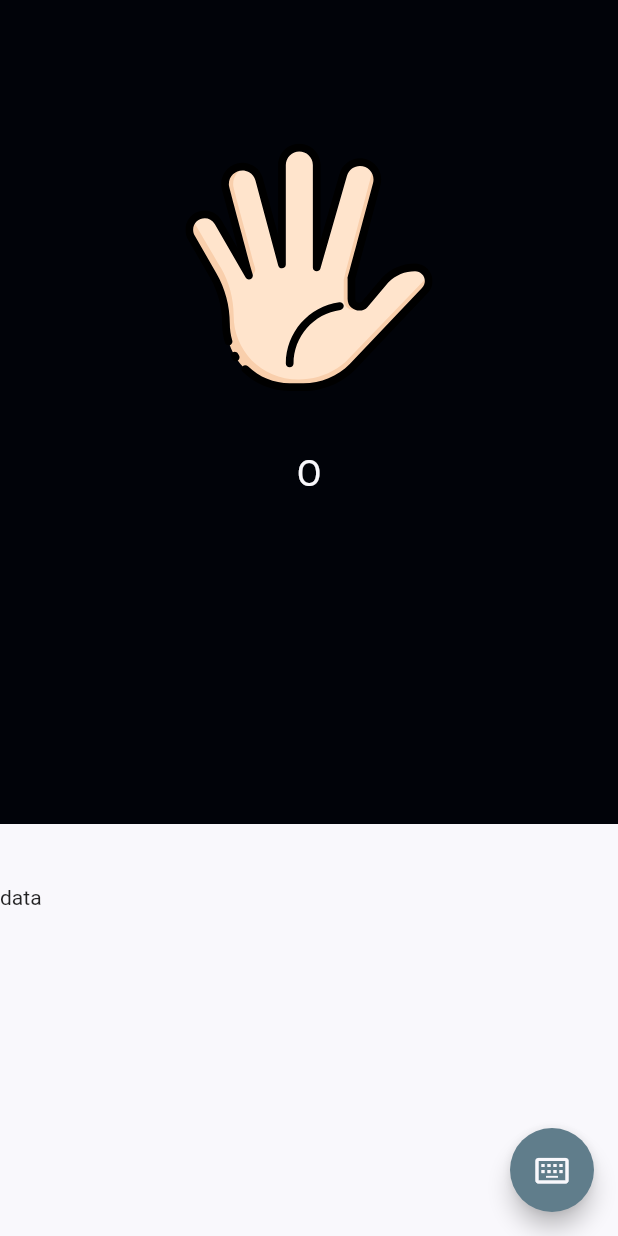
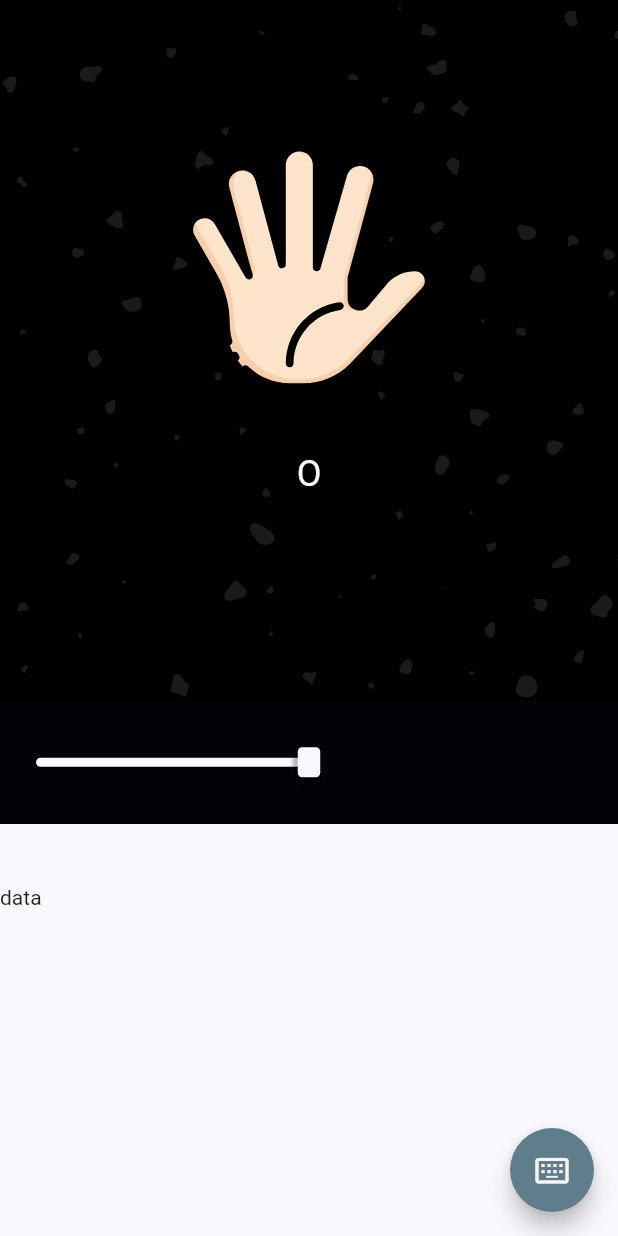
Before and after one commit to Zamorite/sign_language, a Flutter app: the screen it shows after launch, on a phone screen of 412 x 824 dp. Run offline on Flutter 3.47's test engine with Material 2 defaults, Android fonts, the phone set to English and light mode, and no system bars; our stand-ins replace flutter_keyboard_visibility, flutter_svg.

Commit message:
🛠 Setup speed slider (ui)

```diff
--- /dev/null
+++ b/lib/utils/rrect.shape.dart
@@ -0,0 +1,136 @@
+import 'dart:math' as math;
+
+import 'package:flutter/material.dart';
+
+class RoundRectSliderThumbShape extends SliderComponentShape {
+  /// Create a slider thumb that draws a circle.
+  const RoundRectSliderThumbShape({
+    this.enabledThumbWidth = 15.0,
+    this.enabledThumbHeight = 20.0,
+    this.disabledThumbHeight,
+    this.disabledThumbWidth,
+    this.elevation = 1.0,
+    this.pressedElevation = 6.0,
+  });
+
+  /// The preferred width of the thumb shape when the slider is enabled.
+  ///
+  /// If it is not provided, then a default of 15 is used.
+  final double enabledThumbWidth;
+
+  /// The preferred height of the thumb shape when the slider is enabled.
+  ///
+  /// If it is not provided, then a default of 20 is used.
+  final double enabledThumbHeight;
+
+  /// The preferred width of the thumb shape when the slider is disabled.
+  ///
+  /// If no disabledRadius is provided, then it is equal to the
+  /// [enabledThumbWidth]
+  final double? disabledThumbWidth;
+  double get _disabledThumbWidth => disabledThumbWidth ?? enabledThumbWidth;
+
+  /// The preferred width of the thumb shape when the slider is disabled.
+  ///
+  /// If no disabledRadius is provided, then it is equal to the
+  /// [enabledThumbHeight]
+  final double? disabledThumbHeight;
+  double get _disabledThumbHeight => disabledThumbHeight ?? enabledThumbHeight;
+
+  /// The resting elevation adds shadow to the unpressed thumb.
+  ///
+  /// The default is 1.
+  ///
+  /// Use 0 for no shadow. The higher the value, the larger the shadow. For
+  /// example, a value of 12 will create a very large shadow.
+  ///
+  final double elevation;
+
+  /// The pressed elevation adds shadow to the pressed thumb.
+  ///
+  /// The default is 6.
+  ///
+  /// Use 0 for no shadow. The higher the value, the larger the shadow. For
+  /// example, a value of 12 will create a very large shadow.
+  final double pressedElevation;
+
+  @override
+  Size getPreferredSize(bool isEnabled, bool isDiscrete) {
+    return Size.fromRadius(
+      isEnabled == true
+          ? math.max(enabledThumbHeight, enabledThumbHeight)
+          : math.max(_disabledThumbHeight, _disabledThumbHeight),
+    );
+  }
+
+  @override
+  void paint(
+    PaintingContext context,
+    Offset center, {
+    required Animation<double> activationAnimation,
+    required Animation<double> enableAnimation,
+    required bool isDiscrete,
+    required TextPainter labelPainter,
+    required RenderBox parentBox,
+    required SliderThemeData sliderTheme,
+    required TextDirection textDirection,
+    required double value,
+    required double textScaleFactor,
+    required Size sizeWithOverflow,
+  }) {
+    assert(context != null);
+    assert(center != null);
+    assert(enableAnimation != null);
+    assert(sliderTheme != null);
+    assert(sliderTheme.disabledThumbColor != null);
+    assert(sliderTheme.thumbColor != null);
+
+    final Canvas canvas = context.canvas;
+
+    final Tween<double> widthTween = Tween<double>(
+      begin: _disabledThumbWidth,
+      end: enabledThumbWidth,
+    );
+
+    final Tween<double> heightTween = Tween<double>(
+      begin: _disabledThumbHeight,
+      end: enabledThumbHeight,
+    );
+
+    final ColorTween colorTween = ColorTween(
+      begin: sliderTheme.disabledThumbColor,
+      end: sliderTheme.thumbColor,
+    );
+
+    final Color color = colorTween.evaluate(enableAnimation)!;
+    final double width = widthTween.evaluate(enableAnimation);
+    final double height = heightTween.evaluate(enableAnimation);
+
+    final Tween<double> elevationTween = Tween<double>(
+      begin: elevation,
+      end: pressedElevation,
+    );
+
+    final double evaluatedElevation =
+        elevationTween.evaluate(activationAnimation);
+    final Path path = Path()
+      ..addArc(
+        Rect.fromCenter(
+          center: center,
+          width: 1.5 * width,
+          height: 2 * height,
+        ),
+        0,
+        math.pi * 2,
+      );
+    canvas.drawShadow(path, Colors.black, evaluatedElevation, true);
+
+    canvas.drawRRect(
+      RRect.fromRectAndRadius(
+        Rect.fromCenter(center: center, width: width, height: height),
+        const Radius.circular(3),
+      ),
+      Paint()..color = color,
+    );
+  }
+}
--- a/lib/utils/textstyles.dart
+++ b/lib/utils/textstyles.dart
@@ -6,4 +6,8 @@ class SLCTextStyles {
     color: SLCColors.white,
     fontSize: 24,
   );
+  static const TextStyle input = TextStyle(
+    color: SLCColors.darkBlue,
+    fontSize: 22,
+  );
 }
--- a/lib/views/home.dart
+++ b/lib/views/home.dart
@@ -3,6 +3,7 @@ import 'package:flutter_keyboard_visibility/flutter_keyboard_visibility.dart';
 import 'package:flutter_svg/svg.dart';
 import 'package:slc/utils/assets.dart';
 import 'package:slc/utils/colors.dart';
+import 'package:slc/utils/rrect.shape.dart';
 import 'package:slc/utils/textstyles.dart';
 
 class HomeView extends StatelessWidget {
@@ -29,18 +30,29 @@ class HomeView extends StatelessWidget {
                     height: double.infinity,
                     child: SafeArea(
                       bottom: false,
-                      child: KeyboardVisibilityBuilder(
+                      child: Stack(
+                        children: [
+                          Container(
+                            color: Colors.yellow,
+                            child: SvgPicture.asset(
+                              kBg,
+                              fit: BoxFit.cover,
+                            ),
+                          ),
+                          KeyboardVisibilityBuilder(
                             builder: (context, _visible) {
                               return Column(
+                                crossAxisAlignment: CrossAxisAlignment.stretch,
                                 children: [
                                   Expanded(
                                     child: Column(
-                                  mainAxisAlignment: MainAxisAlignment.center,
+                                      mainAxisAlignment:
+                                          MainAxisAlignment.center,
                                       children: [
                                         SvgPicture.asset(
                                           kIdleSign,
-                                      height:
-                                          ((_visible ? .1 : .2) * _size.height),
+                                          height: ((_visible ? .1 : .2) *
+                                              _size.height),
                                         ),
                                         Container(
                                           padding: EdgeInsets.symmetric(
@@ -57,10 +69,28 @@ class HomeView extends StatelessWidget {
                                   Container(
                                     height: _visible ? 0 : (.1 * _size.height),
                                     color: SLCColors.black,
+                                    child: Offstage(
+                                      offstage: _visible,
+                                      child: SliderTheme(
+                                        data: SliderTheme.of(context).copyWith(
+                                          thumbShape:
+                                              const RoundRectSliderThumbShape(),
+                                        ),
+                                        child: Slider(
+                                          activeColor: SLCColors.white,
+                                          thumbColor: SLCColors.white,
+                                          inactiveColor: SLCColors.black,
+                                          value: .5,
+                                          onChanged: (v) {},
+                                        ),
+                                      ),
+                                    ),
                                   )
                                 ],
                               );
                             },
+                          ),
+                        ],
                       ),
                     ),
                   ),
@@ -91,6 +121,7 @@ class HomeView extends StatelessWidget {
                     KeyboardVisibilityBuilder(
                       builder: (context, _visible) {
                         return Offstage(
+                          // offstage: false,
                           offstage: !_visible,
                           child: Transform.translate(
                             offset: Offset(
@@ -102,15 +133,25 @@ class HomeView extends StatelessWidget {
                                 horizontal: .1 * _size.width,
                               ),
                               padding: EdgeInsets.symmetric(
-                                horizontal: .1 * _size.width,
+                                horizontal: .05 * _size.width,
                               ),
                               decoration: BoxDecoration(
-                                color: SLCColors.grey,
+                                color: SLCColors.lightBlue,
                                 borderRadius: BorderRadius.circular(9),
                               ),
                               height: .1 * _size.height,
+                              child: Container(
+                                // color: Colors.red,
+                                child: Center(
                                   child: TextField(
                                     focusNode: _node,
+                                    style: SLCTextStyles.input,
+                                    decoration: const InputDecoration(
+                                      border: InputBorder.none,
+                                    ),
+                                    cursorColor: SLCColors.blue,
+                                  ),
+                                ),
                               ),
                             ),
                           ),
```
Lines whose indentation alone changed are shown as unchanged.
